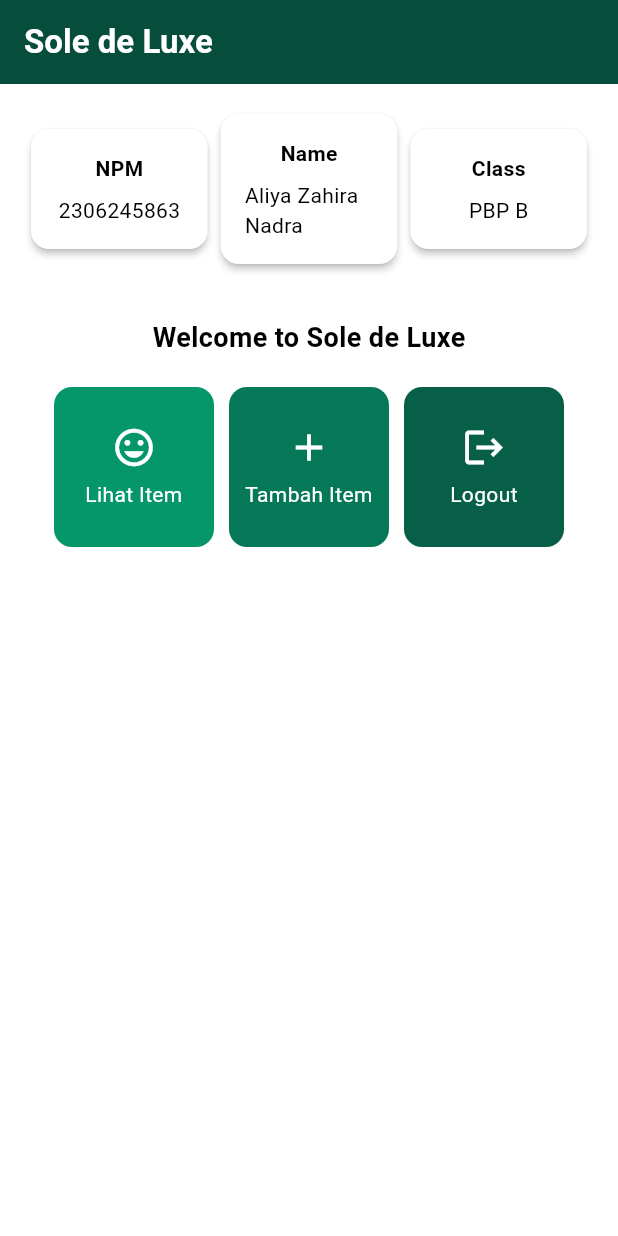
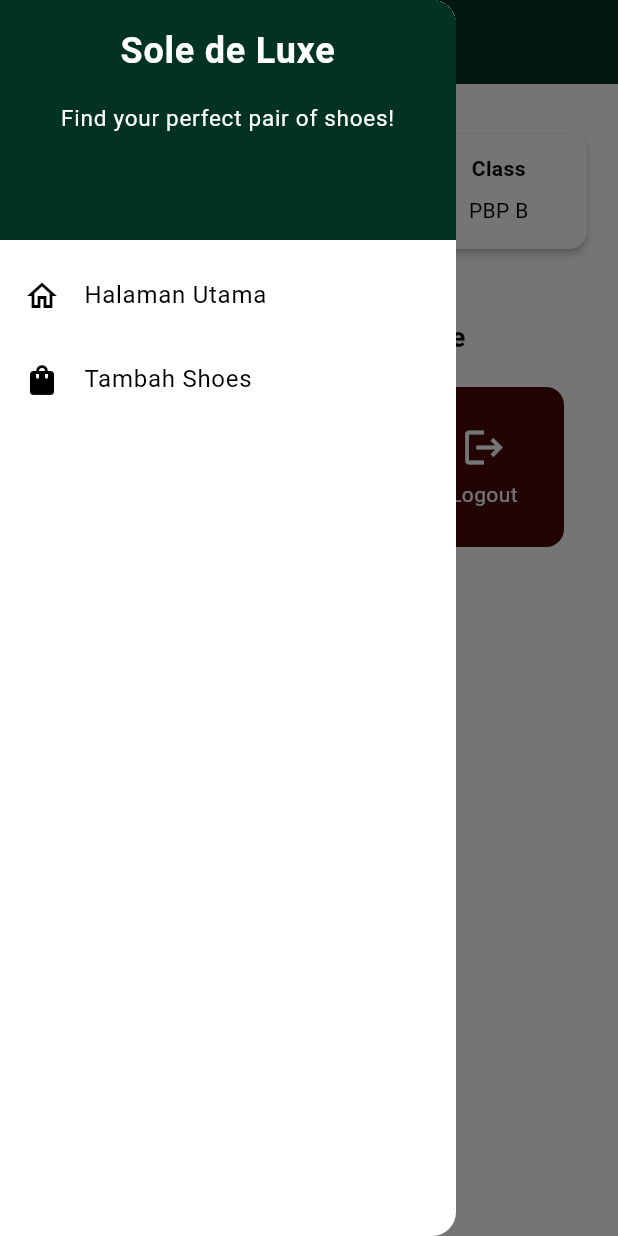
Before and after one commit to lollyyy/sole-de-luxe-mobile, a Flutter app: the screen it shows after launch, with the side drawer open (before the commit the screen has no drawer), on a phone screen of 412 x 824 dp. Run offline on Flutter 3.47's test engine with Material 3 defaults, Android fonts, the phone set to English and light mode, and no system bars.

Commit message:
selesai tugas 8

```diff
--- a/lib/main.dart
+++ b/lib/main.dart
@@ -1,4 +1,5 @@
 import 'package:flutter/material.dart';
+import 'package:sole_de_luxe/screens/menu.dart';
 
 void main() {
   runApp(const MyApp());
@@ -10,176 +11,14 @@ class MyApp extends StatelessWidget {
   @override
   Widget build(BuildContext context) {
     return MaterialApp(
-      title: 'Flutter Demo',
+      title: 'Sole de Luxe',
       theme: ThemeData(
         colorScheme: ColorScheme.fromSwatch().copyWith(
-          primary: const Color(0xFF064e3b), // Emerald 900
-          secondary: const Color(0xFF064e3b), // Emerald 900
+          primary: const Color.fromARGB(255, 2, 50, 34),
+          secondary: const Color.fromARGB(255, 2, 50, 34),
         ),
       ),
       home: MyHomePage(),
     );
   }
 }
-
-class MyHomePage extends StatelessWidget {
-  final String npm = '2306245863';
-  final String name = 'Aliya Zahira Nadra';
-  final String className = 'PBP B';
-
-  final List<ItemHomepage> items = [
-    ItemHomepage("Lihat Item", Icons.mood),
-    ItemHomepage("Tambah Item", Icons.add),
-    ItemHomepage("Logout", Icons.logout),
-  ];
-
-  final List<Color> itemColors = [
-    const Color(0xFF059669), // Emerald 600
-    const Color(0xFF047857), // Emerald 700
-    const Color(0xFF065f46), // Emerald 800
-  ];
-
-  MyHomePage({super.key});
-
-  @override
-  Widget build(BuildContext context) {
-    return Scaffold(
-      appBar: AppBar(
-        title: const Text(
-          'Sole de Luxe',
-          style: TextStyle(
-            color: Colors.white,
-            fontWeight: FontWeight.bold,
-          ),
-        ),
-        backgroundColor: Theme.of(context).colorScheme.primary,
-      ),
-      body: Padding(
-        padding: const EdgeInsets.all(16.0),
-        child: Column(
-          crossAxisAlignment: CrossAxisAlignment.center,
-          children: [
-            Row(
-              mainAxisAlignment: MainAxisAlignment.spaceEvenly,
-              children: [
-                InfoCard(title: 'NPM', content: npm),
-                InfoCard(title: 'Name', content: name),
-                InfoCard(title: 'Class', content: className),
-              ],
-            ),
-            const SizedBox(height: 16.0),
-            Center(
-              child: Column(
-                children: [
-                  const Padding(
-                    padding: EdgeInsets.only(top: 16.0),
-                    child: Text(
-                      'Welcome to Sole de Luxe',
-                      style: TextStyle(
-                        fontWeight: FontWeight.bold,
-                        fontSize: 18.0,
-                      ),
-                    ),
-                  ),
-                  GridView.count(
-                    primary: true,
-                    padding: const EdgeInsets.all(20),
-                    crossAxisSpacing: 10,
-                    mainAxisSpacing: 10,
-                    crossAxisCount: 3,
-                    shrinkWrap: true,
-                    children: items.asMap().entries.map((entry) {
-                      int index = entry.key;
-                      ItemHomepage item = entry.value;
-                      Color color = itemColors[index % itemColors.length];
-                      return ItemCard(item: item, color: color);
-                    }).toList(),
-                  ),
-                ],
-              ),
-            ),
-          ],
-        ),
-      ),
-    );
-  }
-}
-
-class InfoCard extends StatelessWidget {
-  final String title;
-  final String content;
-
-  const InfoCard({super.key, required this.title, required this.content});
-
-  @override
-  Widget build(BuildContext context) {
-    return Card(
-      elevation: 2.0,
-      child: Container(
-        width: MediaQuery.of(context).size.width / 3.5,
-        padding: const EdgeInsets.all(16.0),
-        child: Column(
-          children: [
-            Text(
-              title,
-              style: const TextStyle(fontWeight: FontWeight.bold),
-            ),
-            const SizedBox(height: 8.0),
-            Text(content),
-          ],
-        ),
-      ),
-    );
-  }
-}
-
-class ItemHomepage {
-  final String name;
-  final IconData icon;
-
-  ItemHomepage(this.name, this.icon);
-}
-
-class ItemCard extends StatelessWidget {
-  final ItemHomepage item;
-  final Color color;
-
-  const ItemCard({required this.item, required this.color, super.key});
-
-  @override
-  Widget build(BuildContext context) {
-    return Material(
-      color: color,
-      borderRadius: BorderRadius.circular(12),
-      child: InkWell(
-        onTap: () {
-          ScaffoldMessenger.of(context)
-            ..hideCurrentSnackBar()
-            ..showSnackBar(SnackBar(
-                content: Text("Kamu telah menekan tombol ${item.name}!")));
-        },
-        child: Container(
-          padding: const EdgeInsets.all(8),
-          child: Center(
-            child: Column(
-              mainAxisAlignment: MainAxisAlignment.center,
-              children: [
-                Icon(
-                  item.icon,
-                  color: Colors.white,
-                  size: 30.0,
-                ),
-                const Padding(padding: EdgeInsets.all(3)),
-                Text(
-                  item.name,
-                  textAlign: TextAlign.center,
-                  style: const TextStyle(color: Colors.white),
-                ),
-              ],
-            ),
-          ),
-        ),
-      ),
-    );
-  }
-}
--- a/lib/menu.dart
+++ b/lib/screens/menu.dart
@@ -1,4 +1,6 @@
 import 'package:flutter/material.dart';
+import 'package:sole_de_luxe/widgets/left_drawer.dart';
+import 'package:sole_de_luxe/widgets/shoes_card.dart';
 
 class MyHomePage extends StatelessWidget {
   final String npm = '2306245863';
@@ -6,10 +8,10 @@ class MyHomePage extends StatelessWidget {
   final String className = 'PBP B';
 
   final List<ItemHomepage> items = [
-    ItemHomepage("Lihat Item", Icons.mood),
-    ItemHomepage("Tambah Item", Icons.add),
-    ItemHomepage("Logout", Icons.logout),
-  ];
+  ItemHomepage("Lihat Shoes", Icons.shopping_bag, const Color.fromARGB(255, 15, 69, 19)),
+  ItemHomepage("Tambah Item", Icons.add, const Color.fromARGB(255, 81, 35, 3)),
+  ItemHomepage("Logout", Icons.logout, const Color.fromARGB(255, 76, 8, 8)),
+];
 
   MyHomePage({super.key});
 
@@ -25,7 +27,9 @@ class MyHomePage extends StatelessWidget {
           ),
         ),
         backgroundColor: Theme.of(context).colorScheme.primary,
+        iconTheme: const IconThemeData(color: Colors.white),
       ),
+      drawer: const LeftDrawer(),
       body: Padding(
         padding: const EdgeInsets.all(16.0),
         child: Column(
@@ -60,9 +64,7 @@ class MyHomePage extends StatelessWidget {
                     mainAxisSpacing: 10,
                     crossAxisCount: 3,
                     shrinkWrap: true,
-                    children: items.map((ItemHomepage item) {
-                      return ItemCard(item);
-                    }).toList(),
+                    children: items.map((item) => ItemCard(item: item)).toList(),
                   ),
                 ],
               ),
@@ -101,53 +103,3 @@ class InfoCard extends StatelessWidget {
     );
   }
 }
-
-class ItemHomepage {
-  final String name;
-  final IconData icon;
-
-  ItemHomepage(this.name, this.icon);
-}
-
-class ItemCard extends StatelessWidget {
-  final ItemHomepage item;
-
-  const ItemCard(this.item, {super.key});
-
-  @override
-  Widget build(BuildContext context) {
-    return Material(
-      color: Theme.of(context).colorScheme.secondary,
-      borderRadius: BorderRadius.circular(12),
-      child: InkWell(
-        onTap: () {
-          ScaffoldMessenger.of(context)
-            ..hideCurrentSnackBar()
-            ..showSnackBar(SnackBar(
-                content: Text("Kamu telah menekan tombol ${item.name}!")));
-        },
-        child: Container(
-          padding: const EdgeInsets.all(8),
-          child: Center(
-            child: Column(
-              mainAxisAlignment: MainAxisAlignment.center,
-              children: [
-                Icon(
-                  item.icon,
-                  color: Colors.white,
-                  size: 30.0,
-                ),
-                const Padding(padding: EdgeInsets.all(3)),
-                Text(
-                  item.name,
-                  textAlign: TextAlign.center,
-                  style: const TextStyle(color: Colors.white),
-                ),
-              ],
-            ),
-          ),
-        ),
-      ),
-    );
-  }
-}
--- /dev/null
+++ b/lib/widgets/left_drawer.dart
@@ -0,0 +1,68 @@
+import 'package:flutter/material.dart';
+import 'package:sole_de_luxe/screens/menu.dart';
+import 'package:sole_de_luxe/screens/shoesentry_form.dart';
+
+class LeftDrawer extends StatelessWidget {
+  const LeftDrawer({super.key});
+  @override
+  Widget build(BuildContext context) {
+    return Drawer(
+      child: ListView(
+        children: [
+          DrawerHeader(
+            decoration: BoxDecoration(
+              color: Theme.of(context).colorScheme.primary,
+            ),
+            child: const Column(
+              children: [
+                Text(
+                  'Sole de Luxe',
+                  textAlign: TextAlign.center,
+                  style: TextStyle(
+                    fontSize: 24,
+                    fontWeight: FontWeight.bold,
+                    color: Colors.white,
+                  ),
+                ),
+                Padding(padding: EdgeInsets.all(8)),
+                Text(
+                  "Find your perfect pair of shoes!",
+                  textAlign: TextAlign.center,
+                  style: TextStyle(
+                    fontSize: 15,
+                    color: Colors.white,
+                    fontWeight: FontWeight.normal,
+                  ),
+                ),
+              ],
+            ),
+          ),
+          ListTile(
+            leading: const Icon(Icons.home_outlined),
+            title: const Text('Halaman Utama'),
+            onTap: () {
+              Navigator.pushReplacement(
+                context,
+                MaterialPageRoute(
+                  builder: (context) => MyHomePage(),
+                ),
+              );
+            },
+          ),
+          ListTile(
+            leading: const Icon(Icons.shopping_bag),
+            title: const Text('Tambah Shoes'),
+            onTap: () {
+              Navigator.push(
+                context,
+                MaterialPageRoute(
+                  builder: (context) => const ShoesEntryFormPage(),
+                ),
+              );
+            },
+          ),
+        ],
+      ),
+    );
+  }
+}
--- /dev/null
+++ b/lib/widgets/shoes_card.dart
@@ -0,0 +1,60 @@
+import 'package:flutter/material.dart';
+import 'package:sole_de_luxe/screens/shoesentry_form.dart';
+
+class ItemHomepage {
+  final String name;
+  final IconData icon;
+  final Color color;
+
+  ItemHomepage(this.name, this.icon, this.color);
+}
+
+class ItemCard extends StatelessWidget {
+  final ItemHomepage item;
+
+  const ItemCard({required this.item, super.key});
+
+  @override
+  Widget build(BuildContext context) {
+    return Material(
+      color: item.color,
+      borderRadius: BorderRadius.circular(12),
+      child: InkWell(
+        onTap: () {
+          ScaffoldMessenger.of(context)
+            ..hideCurrentSnackBar()
+            ..showSnackBar(SnackBar(
+                content: Text("Kamu telah menekan tombol ${item.name}!")));
+
+          if (item.name == "Tambah Item") {
+            Navigator.push(
+              context,
+              MaterialPageRoute(builder: (context) => const ShoesEntryFormPage()),
+            );
+          }
+        },
+        child: Container(
+          padding: const EdgeInsets.all(8),
+          child: Center(
+            child: Column(
+              mainAxisAlignment: MainAxisAlignment.center,
+              children: [
+                Icon(
+                  item.icon,
+                  color: Colors.white,
+                  size: 30.0,
+                ),
+                const Padding(padding: EdgeInsets.all(3)),
+                Text(
+                  item.name,
+                  textAlign: TextAlign.center,
+                  style: const TextStyle(color: Colors.white),
+                ),
+              ],
+            ),
+          ),
+        ),
+      ),
+    );
+  }
+}
```
Also changed, not shown: lib/screens/shoesentry_form.dart (added, +239 -0 lines), 1 other file.
